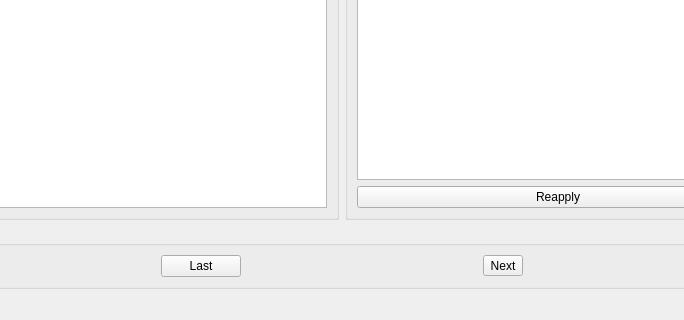
Above: MainWindow.ui from NekoGirlSAIKOU/EpubFixCensorship before the change; both pictures show x 96 to 780 and y 341 to 661 of the 876 by 661 pixel window. Below: the same form after it.
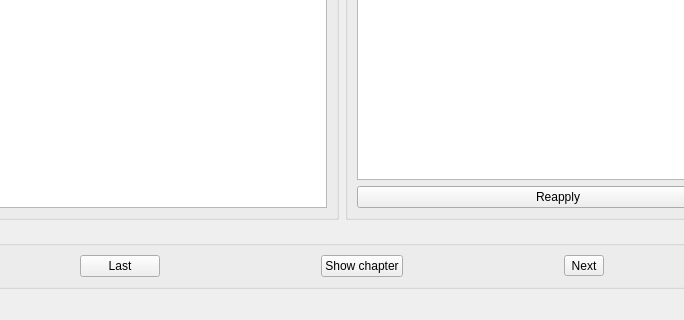
That is the form after the change.

Commit message: Add chapter viewer.

Patch:
```diff
--- a/MainWindow.ui
+++ b/MainWindow.ui
@@ -144,6 +144,19 @@
          </property>
         </widget>
        </item>
+       <item>
+        <widget class="QPushButton" name="show_chapter_button">
+         <property name="sizePolicy">
+          <sizepolicy hsizetype="Fixed" vsizetype="Fixed">
+           <horstretch>0</horstretch>
+           <verstretch>0</verstretch>
+          </sizepolicy>
+         </property>
+         <property name="text">
+          <string>Show chapter</string>
+         </property>
+        </widget>
+       </item>
        <item>
         <widget class="QToolButton" name="next_button">
          <property name="text">
```
The commit also changes 7 other files.
